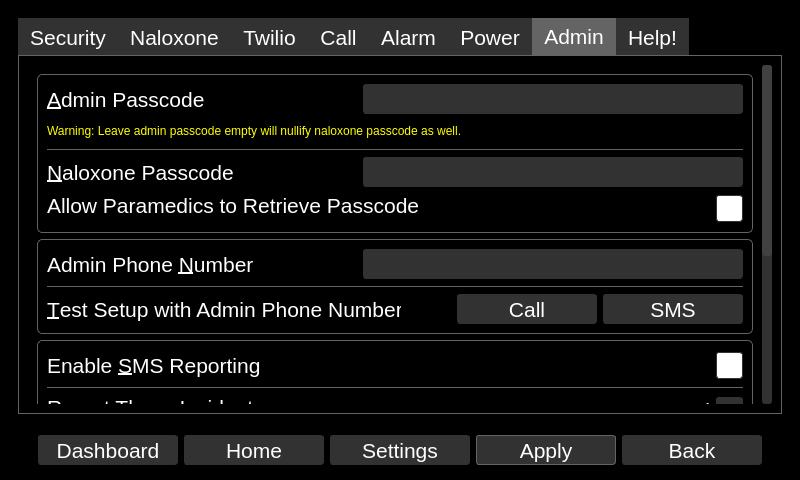
Before: the Qt Designer form qt_design/main_window.ui in zyl120/Naloxone_Safety_Kit, drawn with Qt 5.
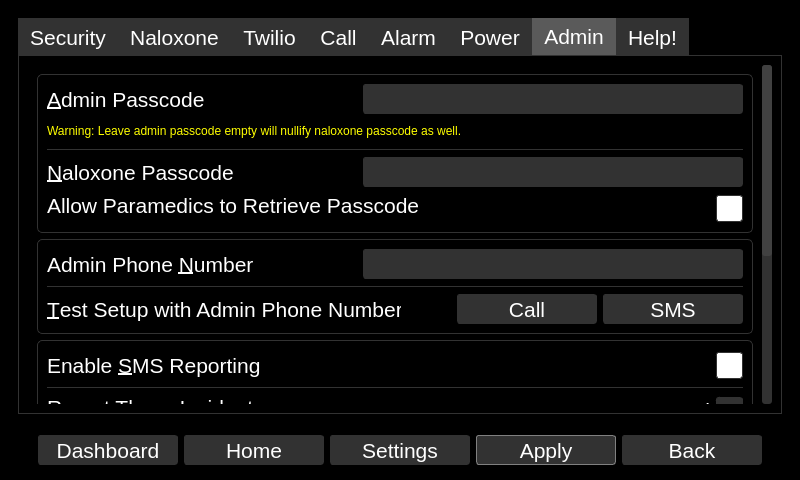
After: the same form once the commit is applied. The open tabs and pages were chosen to show the change.

Diff of the .ui file:
```diff
--- a/qt_design/main_window.ui
+++ b/qt_design/main_window.ui
@@ -1205,9 +1205,9 @@
            <string notr="true">QTabWidget::tab-bar {
 alignment: center;
 }
-QTabWidget::pane{border-radius: 0px;border-color:rgb(100,100,100);border-width: 1px;border-style: solid;}
+QTabWidget::pane{border-radius: 0px;border-color:rgb(50,50,50);border-width: 1px;border-style: solid;}
 QTabBar::tab:selected {
-background: rgb(100,100,100);
+background: rgb(90,90,90);
 color:white;
 }
 QTabBar::tab:!selected {
@@ -3314,7 +3314,7 @@
                <property name="geometry">
                 <rect>
                  <x>0</x>
-                 <y>-372</y>
+                 <y>0</y>
                  <width>716</width>
                  <height>712</height>
                 </rect>
@@ -3323,7 +3323,7 @@
                 <item>
                  <widget class="QFrame" name="frame_13">
                   <property name="styleSheet">
-                   <string notr="true">QWidget#frame_13{border-radius: 5px;border-color:rgb(100,100,100);border-width: 1px;border-style: solid;}</string>
+                   <string notr="true">QWidget#frame_13{border-radius: 5px;border-color:rgb(50,50,50);border-width: 1px;border-style: solid;}</string>
                   </property>
                   <property name="frameShape">
                    <enum>QFrame::StyledPanel</enum>
@@ -3417,7 +3417,7 @@
                    <item>
                     <widget class="Line" name="line_11">
                      <property name="styleSheet">
-                      <string notr="true">color:rgb(100,100,100)</string>
+                      <string notr="true">color:rgb(50,50,50)</string>
                      </property>
                      <property name="frameShadow">
                       <enum>QFrame::Plain</enum>
@@ -3567,7 +3567,7 @@
                 <item>
                  <widget class="QFrame" name="frame_14">
                   <property name="styleSheet">
-                   <string notr="true">QWidget#frame_14{border-radius: 5px;border-color:rgb(100,100,100);border-width: 1px;border-style: solid;}</string>
+                   <string notr="true">QWidget#frame_14{border-radius: 5px;border-color:rgb(50,50,50);border-width: 1px;border-style: solid;}</string>
                   </property>
                   <property name="frameShape">
                    <enum>QFrame::StyledPanel</enum>
@@ -3633,7 +3633,7 @@
                    <item>
                     <widget class="Line" name="line_2">
                      <property name="styleSheet">
-                      <string notr="true">color:rgb(100,100,100)</string>
+                      <string notr="true">color:rgb(50,50,50)</string>
                      </property>
                      <property name="frameShadow">
                       <enum>QFrame::Plain</enum>
@@ -3747,7 +3747,7 @@
                 <item>
                  <widget class="QFrame" name="frame_17">
                   <property name="styleSheet">
-                   <string notr="true">QWidget#frame_17{border-radius: 5px;border-color:rgb(100,100,100);border-width: 1px;border-style: solid;}</string>
+                   <string notr="true">QWidget#frame_17{border-radius: 5px;border-color:rgb(50,50,50);border-width: 1px;border-style: solid;}</string>
                   </property>
                   <property name="frameShape">
                    <enum>QFrame::StyledPanel</enum>
@@ -3833,7 +3833,7 @@
                    <item>
                     <widget class="Line" name="line">
                      <property name="styleSheet">
-                      <string notr="true">color:rgb(100,100,100)</string>
+                      <string notr="true">color:rgb(50,50,50)</string>
                      </property>
                      <property name="frameShadow">
                       <enum>QFrame::Plain</enum>
@@ -5465,7 +5465,7 @@
           </font>
          </property>
          <property name="styleSheet">
-          <string notr="true">QPushButton:enabled{color: white; background-color: rgb(50,50,50); border-radius:3px;border-color: rgb(100,100,100);border-width: 1px;border-style: solid;}
+          <string notr="true">QPushButton:enabled{color: white; background-color: rgb(50,50,50); border-radius:3px;border-color: grey;border-width: 1px;border-style: solid;}
 
 QPushButton:disabled {
 background-color: rgb(20,20,20);
```
Left out of the diff: 112 changed lines with no effect on the pictures.
